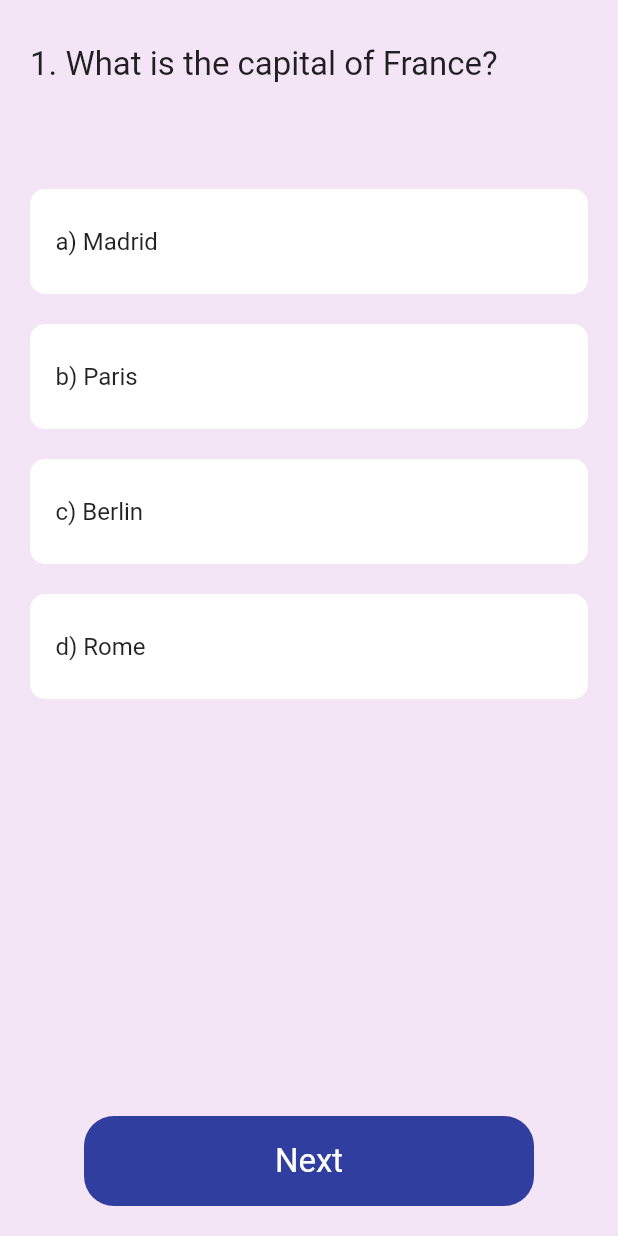
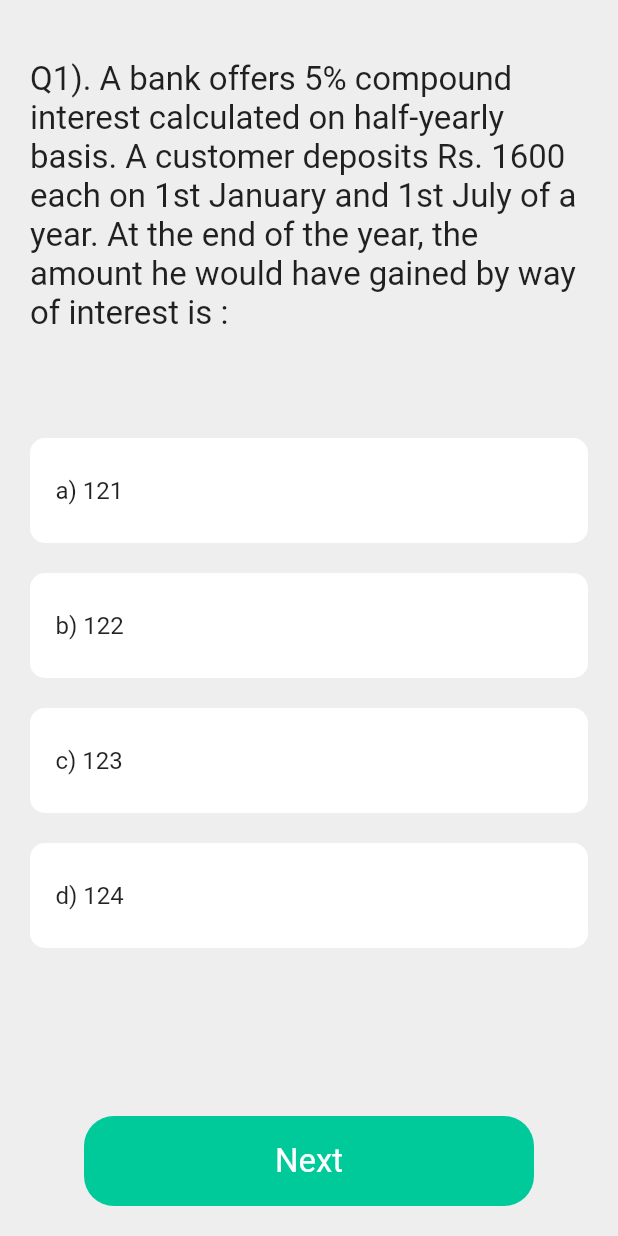
Before and after one commit to eDemy-SIH/eDemy-App, a Flutter app: the AptitudeTest screen opened by its route, on a phone screen of 412 x 824 dp. Run offline on Flutter 3.47's test engine with Material 2 defaults, Android fonts, the light colour scheme and no system bars; our stand-ins replace hive, hive_flutter, pie_chart, smooth_page_indicator, velocity_x; accounts and stored records are empty.

Commit message:
Ui Changes

```diff
--- a/lib/pages/aptitude.dart
+++ b/lib/pages/aptitude.dart
@@ -53,7 +53,7 @@ class _AptitudeTestState extends State<AptitudeTest> {
               children: [
 
                 Padding(
-                  padding: EdgeInsets.only(top: 30,left: 20,right: 20),
+                  padding: EdgeInsets.only(top: 40,left: 20,right: 20),
                   child: Text(
                     question.question,
                     style: TextStyle(fontSize: 22),
@@ -90,14 +90,14 @@ class _AptitudeTestState extends State<AptitudeTest> {
                         padding: const EdgeInsets.only(bottom: 20),
                         child: GestureDetector(
                           onTap: () => {
-
+                            selectedAnswerIndex!=null ?
                             Navigator.of(context).pushReplacement(
                               MaterialPageRoute(
                                 builder: (_) => HomePage(
 
                                 ),
                               ),
-                            ),
+                            ):null
                             },
                           child: NextButton(text: "Submit")
                         ),
--- a/lib/utils/themes.dart
+++ b/lib/utils/themes.dart
@@ -16,8 +16,8 @@ class ThemeProvider extends ChangeNotifier {
 class MyThemes {
   static final lightTheme = ThemeData(
       primarySwatch:Colors.deepPurple, // changes all colours with respect to given colour
-      canvasColor: Color.fromRGBO(243,229,245, 1),
-      cardColor: Color.fromRGBO(48, 63, 159, 1),
+      canvasColor: Color.fromRGBO(238, 238, 238, 1),
+      cardColor: Color.fromRGBO(0, 202, 153, 1),
       appBarTheme: AppBarTheme(
         color: const Color.fromARGB(255, 205, 78, 228),
         elevation: 0.0,
@@ -27,7 +27,7 @@ class MyThemes {
 
   static final darkTheme = ThemeData(
       primarySwatch: Colors.deepOrange,
-      canvasColor: Color.fromRGBO(243,229,245, 1),
+      canvasColor: Color.fromRGBO(238, 238, 238, 1),
       cardColor: Color.fromRGBO(48, 63, 159, 1),
       appBarTheme: AppBarTheme(
           color: Colors.black,
--- a/lib/widgets/onboarding.dart
+++ b/lib/widgets/onboarding.dart
@@ -9,7 +9,7 @@ class Onboarding extends StatelessWidget {
   @override
   Widget build(BuildContext context) {
     return Container(
-      color:Color.fromARGB(117, 155, 238, 0),
+      color:Color.fromARGB(255, 216, 253, 148),
       child: Padding(
         padding: const EdgeInsets.all(10.0),
         child: Column(
--- a/lib/widgets/question_list.dart
+++ b/lib/widgets/question_list.dart
@@ -1,59 +1,59 @@
-
+//2,2,3,2,2,4
 import 'package:sih_app/widgets/question.dart';
 
 const List<Question> questions = [
   Question(
-    question: '1. What is the capital of France?',
+    question: 'Q1). A bank offers 5% compound interest calculated on half-yearly basis. A customer deposits Rs. 1600 each on 1st January and 1st July of a year. At the end of the year, the amount he would have gained by way of interest is : ',
     correctAnswerIndex: 1,
     options: [
-      'a) Madrid',
-      'b) Paris',
-      'c) Berlin',
-      'd) Rome',
+      'a) 121',
+      'b) 122',
+      'c) 123',
+      'd) 124',
     ],
   ),
   Question(
-    question: '2. In what continent is Brazil located?',
-    correctAnswerIndex: 3,
+    question: 'Q2). The difference between simple and compound interests compounded annually on a certain sum of money for 2 years at 4% per annum is Re. 1. The sum (in Rs.) is : ',
+    correctAnswerIndex: 0,
     options: [
-      'a) Europe',
-      'b) Asia',
-      'c) North America',
-      'd) South America',
+      'a) 625',
+      'b) 630',
+      'c) 640',
+      'd) 659',
     ],
   ),
   Question(
-    question: '3. What is the largest planet in our solar system?',
-    correctAnswerIndex: 1,
+    question: 'Q3). There is 60% increase in an amount in 6 years at simple interest. What will be the compound interest of Rs. 12,000 after 3 years at the same rate ?',
+    correctAnswerIndex: 2,
     options: [
-      'a) Earth',
-      'b) Jupiter',
-      'c) Saturn',
-      'd) Venus',
+      'a) 2160',
+      'b) 3120',
+      'c) 3972',
+      'd) 6240',
     ],
   ),
   Question(
-    question: '4. What is the longest river in the world?',
+    question: 'Q4). What is the difference between the compound interests on Rs. 5000 for 1 years at 4% per annum compounded yearly and half-yearly ?',
     correctAnswerIndex: 0,
     options: [
-      'a) Nile',
-      'b) Amazon',
-      'c) Mississippi',
-      'd) Danube',
+      'a) Rs. 2.04',
+      'b) Rs. 3.06',
+      'c) Rs. 4.80',
+      'd) Rs. 8.30',
     ],
   ),
   Question(
-    question: '5. Who is the main character in the Harry Potter series?',
-    correctAnswerIndex: 2,
+    question: 'Q5). The compound interest on Rs. 30,000 at 7% per annum is Rs. 4347. The period (in years) is :',
+    correctAnswerIndex: 0,
     options: [
-      'a) Hermione Granger',
-      'b) Ron Weasley',
-      'c) Harry Potter',
-      'd) Neville Longbottom',
+      'a) 2',
+      'b) 2.5',
+      'c) 3',
+      'd) 4',
     ],
   ),
   Question(
-    question: '6. What is the smallest planet in our solar system?',
+    question: 'Q6). What is the smallest planet in our solar system?',
     correctAnswerIndex: 3,
     options: [
       'a) Venus',
@@ -62,35 +62,35 @@ const List<Question> questions = [
       'd) Mercury',
     ],
   ),
-  Question(
-    question: '7. Who wrote the play Romeo and Juliet?',
-    correctAnswerIndex: 0,
-    options: [
-      'a) William Shakespeare',
-      'b) Oscar Wilde',
-      'c) Jane Austen',
-      'd) Charles Dickens',
-    ],
-  ),
-  Question(
-    question: '8. What is the highest mountain in the world?',
-    correctAnswerIndex: 1,
-    options: [
-      'a) Mont Blanc',
-      'b) Everest',
-      'c) Kilimanjaro',
-      'd) Aconcagua',
-    ],
-  ),
-  Question(
-    question:
-        '9. What is the name of the famous painting by Leonardo da Vinci that depicts a woman?',
-    correctAnswerIndex: 3,
-    options: [
-      'a) Starry Night',
-      'b) The Persistence of Memory',
-      'c) The Last Supper',
-      'd) Mona Lisa',
-    ],
-  ),
+  // Question(
+  //   question: '7. Who wrote the play Romeo and Juliet?',
+  //   correctAnswerIndex: 0,
+  //   options: [
+  //     'a) William Shakespeare',
+  //     'b) Oscar Wilde',
+  //     'c) Jane Austen',
+  //     'd) Charles Dickens',
+  //   ],
+  // ),
+  // Question(
+  //   question: '8. What is the highest mountain in the world?',
+  //   correctAnswerIndex: 1,
+  //   options: [
+  //     'a) Mont Blanc',
+  //     'b) Everest',
+  //     'c) Kilimanjaro',
+  //     'd) Aconcagua',
+  //   ],
+  // ),
+  // Question(
+  //   question:
+  //       '9. What is the name of the famous painting by Leonardo da Vinci that depicts a woman?',
+  //   correctAnswerIndex: 3,
+  //   options: [
+  //     'a) Starry Night',
+  //     'b) The Persistence of Memory',
+  //     'c) The Last Supper',
+  //     'd) Mona Lisa',
+  //   ],
+  // ),
 ];
```
Also changed, not shown: lib/pages/home.dart (+9 -9 lines), lib/widgets/career_cards.dart (+32 -14 lines).
